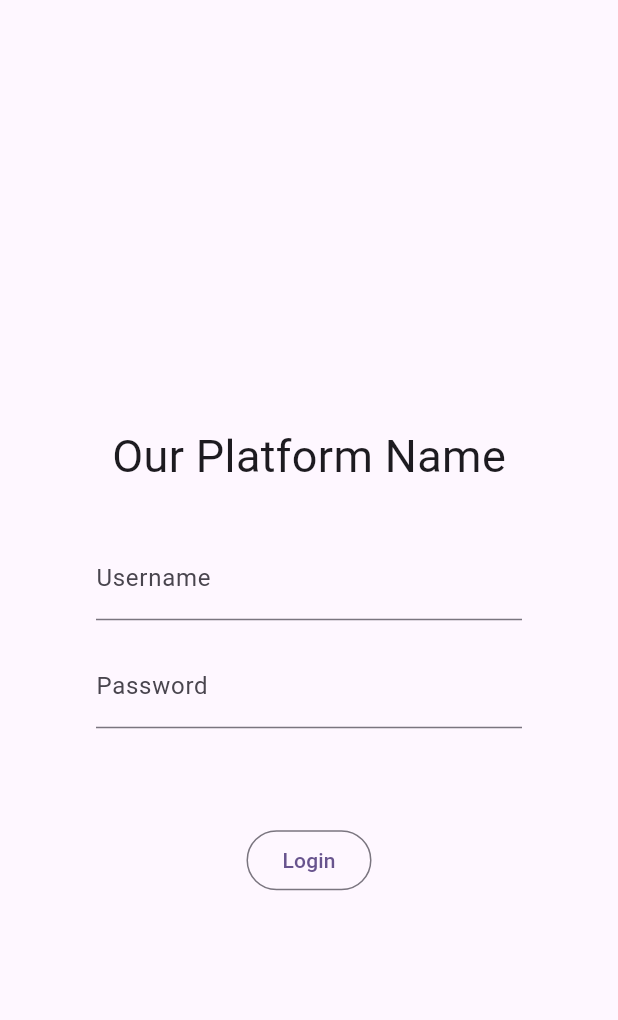
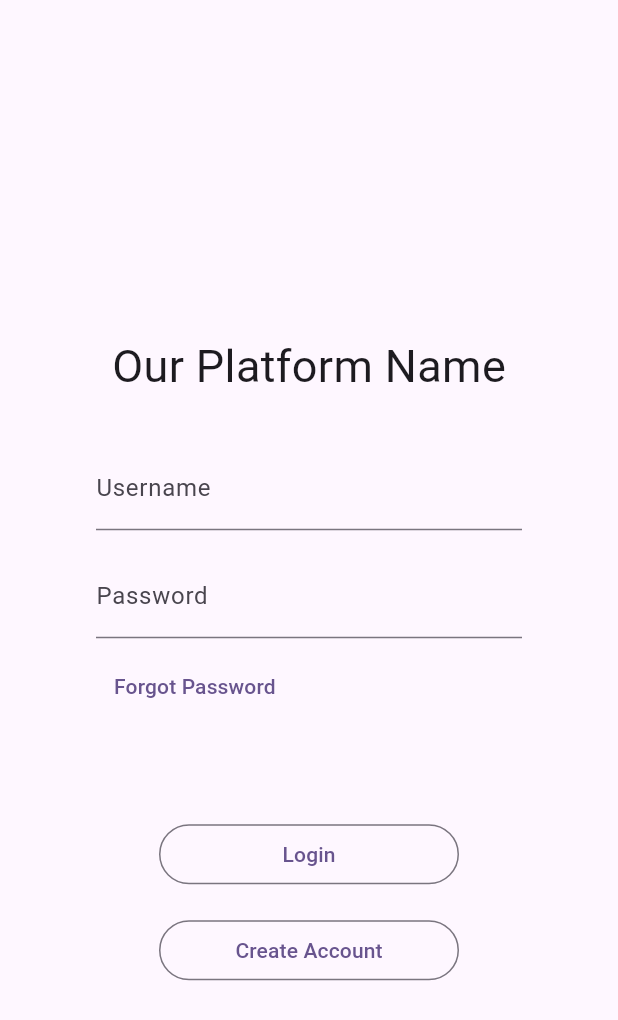
Before and after one commit to SarahMendoza/investment-planning-app, a Flutter app: the screen it shows after launch, on a phone screen of 412 x 824 dp. Shown: the top 1020 px of the screen. Run offline on Flutter 3.47's test engine with Material 3 defaults, Android fonts, the phone set to English and light mode, and no system bars.

Commit message:
Login formatting

```diff
--- a/lib/login_screen.dart
+++ b/lib/login_screen.dart
@@ -1,4 +1,5 @@
 import 'package:flutter/material.dart';
+import 'create_account.dart';
 
 class LoginScreen extends StatelessWidget {
   const LoginScreen({Key? key}) : super(key: key);
@@ -41,11 +42,47 @@
                   labelText: 'Password',
                 ),
               ),
+              const SizedBox(height: 8),
+              Row(
+                children: [
+                  TextButton(
+                    onPressed: () {
+                      Navigator.push(context,
+                      MaterialPageRoute(builder: (context) => CreateAccount()));
+                    },
+                    child: const Text('Forgot Password'),
+                  ),
+                ],
+              ),
               const SizedBox(height: 64),
-              OutlinedButton(
-                onPressed: () {},
-                child: const Text('Login'),
+              SizedBox(
+                width: 200,
+                child: OutlinedButton(
+                  onPressed: () {},
+                  child: const Text('Login'),
+                ),
               ),
+              const SizedBox(height: 16),
+              SizedBox(
+                width: 200,
+                child: OutlinedButton(
+                  onPressed: () {},
+                  child: const Text('Create Account'),
+                ),
+              ),
+              // Row(
+              //   mainAxisAlignment: MainAxisAlignment.center,
+              //   children: [
+              //     TextButton(
+              //       onPressed: () {},
+              //       child: const Text('Forgot Password'),
+              //     ),
+              //     TextButton(
+              //       onPressed: () {},
+              //       child: const Text('Create Account'),
+              //     ),
+              //   ],
+              // ),
             ],
           ),
         ),
```
Also changed, not shown: lib/create_account.dart (added, +88 -0 lines), flutter_01.png (added), flutter_02.png (added), 32 other files.
